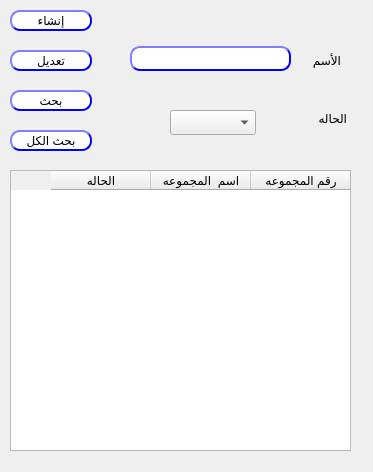
Old version of the form presentation/loyalty_ui/createModifyCustGp.ui in the repository shymaa123456/HyperPOS2020.
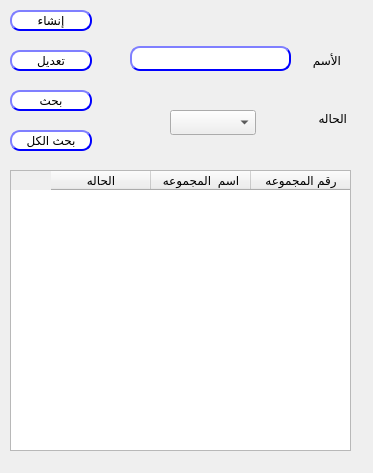
New version of the form.

Patch:
```diff
--- a/presentation/loyalty_ui/createModifyCustGp.ui
+++ b/presentation/loyalty_ui/createModifyCustGp.ui
@@ -7,7 +7,7 @@
     <x>0</x>
     <y>0</y>
     <width>373</width>
-    <height>472</height>
+    <height>473</height>
    </rect>
   </property>
   <property name="windowTitle">
```
